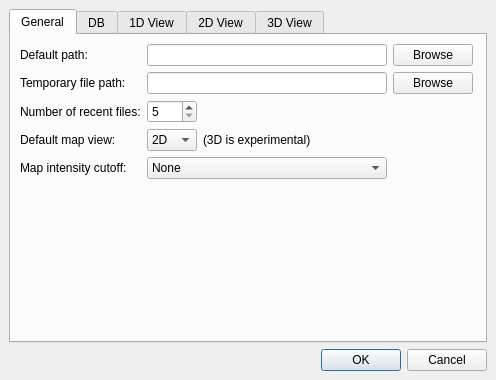
hroest/flaming-archer, file source/VISUAL/DIALOGS/TOPPViewPrefDialog.ui: the form before one commit.
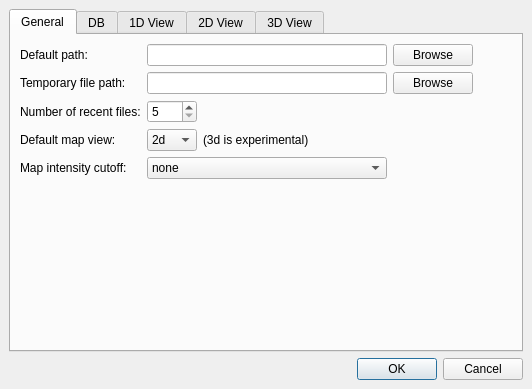
The form after the commit. Custom widgets are drawn as their Qt base class.

Commit message: Updated parameter entries (new naming convention); removed minor bug from 3D view

```diff
--- a/source/VISUAL/DIALOGS/TOPPViewPrefDialog.ui
+++ b/source/VISUAL/DIALOGS/TOPPViewPrefDialog.ui
@@ -5,8 +5,8 @@
    <rect>
     <x>0</x>
     <y>0</y>
-    <width>496</width>
-    <height>380</height>
+    <width>532</width>
+    <height>389</height>
    </rect>
   </property>
   <property name="windowTitle" >
@@ -51,7 +51,7 @@
        <item row="3" column="2" >
         <widget class="QLabel" name="label_14" >
          <property name="text" >
-          <string>(3D is experimental)</string>
+          <string>(3d is experimental)</string>
          </property>
         </widget>
        </item>
@@ -129,7 +129,7 @@
          </property>
          <item>
           <property name="text" >
-           <string>2D</string>
+           <string>2d</string>
           </property>
          </item>
          <item>
@@ -143,7 +143,7 @@
         <widget class="QComboBox" name="map_cutoff" >
          <item>
           <property name="text" >
-           <string>None</string>
+           <string>none</string>
           </property>
          </item>
          <item>
```
Left out of the diff: 18 changed lines with no effect on the pictures. The commit also changes 24 other files.
